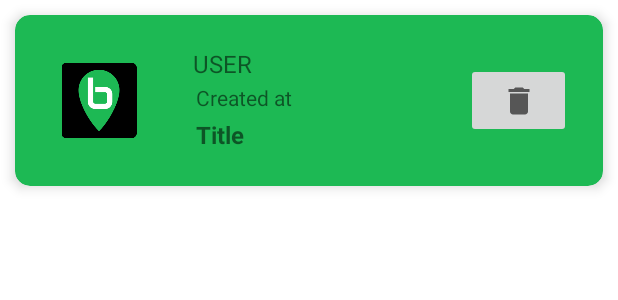
After one commit to shubham-sonthalia/BeatWorld, an Android app: the layout item_post_for_user_data.xml on its own in the app's theme, with its tools: preview values and no code run, on a phone screen of 412 x 824 dp. The commit adds this screen. Shown: the top 300 px of the screen. Run offline under Robolectric (Android 15) with nearby library versions, the phone set to English and light mode, and no system bars.

Commit message:
3rd commit on this branch

```diff
--- a/app/src/main/java/com/example/firebase_google_login/UserDataFirestoreRecyclerViewAdapter.java
+++ b/app/src/main/java/com/example/firebase_google_login/UserDataFirestoreRecyclerViewAdapter.java
@@ -6,6 +6,7 @@ import android.util.Log;
 import android.view.LayoutInflater;
 import android.view.View;
 import android.view.ViewGroup;
+import android.widget.ImageButton;
 import android.widget.ImageView;
 import android.widget.TextView;
 
@@ -42,6 +43,14 @@ public class UserDataFirestoreRecyclerViewAdapter extends FirestoreRecyclerAdapt
         Glide.with(context).load(getItem(position).getPhotoUrl()).into(holder.userImage);
 
 
+        holder.deleteButton.setOnClickListener(new View.OnClickListener() {
+            @Override
+            public void onClick(View view) {
+                Log.i("recyclerViewUserData","delete is clicked");
+            }
+        });
+
+
         holder.itemView.setOnClickListener(new View.OnClickListener() {
             @Override
             public void onClick(View view) {
@@ -62,7 +71,7 @@ public class UserDataFirestoreRecyclerViewAdapter extends FirestoreRecyclerAdapt
     @NonNull
     @Override
     public PostViewHolder onCreateViewHolder(@NonNull ViewGroup parent, int viewType) {
-        View view= LayoutInflater.from(parent.getContext()).inflate(R.layout.item_post,parent,false);
+        View view= LayoutInflater.from(parent.getContext()).inflate(R.layout.item_post_for_user_data,parent,false);
         PostViewHolder postViewHolder=new PostViewHolder(view);
         return postViewHolder;
     }
@@ -72,12 +81,14 @@ public class UserDataFirestoreRecyclerViewAdapter extends FirestoreRecyclerAdapt
         private TextView title;
         private TextView userName;
         private TextView createdAt;
+        private ImageButton deleteButton;
         public PostViewHolder(@NonNull View itemView) {
             super(itemView);
-            userImage=itemView.findViewById(R.id.userImage);
-            title=itemView.findViewById(R.id.postTitle);
-            userName=itemView.findViewById(R.id.userName);
-            createdAt=itemView.findViewById(R.id.createdAt);
+            userImage=itemView.findViewById(R.id.userImageForUserData);
+            title=itemView.findViewById(R.id.postTitleForUserData);
+            userName=itemView.findViewById(R.id.userNameForUserData);
+            createdAt=itemView.findViewById(R.id.createdAtForUserData);
+            deleteButton=itemView.findViewById(R.id.deleteForUserData);
         }
     }
 }
--- /dev/null
+++ b/app/src/main/res/drawable/ic_delete.xml
@@ -0,0 +1,10 @@
+<vector xmlns:android="http://schemas.android.com/apk/res/android"
+    android:width="24dp"
+    android:height="24dp"
+    android:viewportWidth="24"
+    android:viewportHeight="24"
+    android:tint="?attr/colorControlNormal">
+  <path
+      android:fillColor="@android:color/white"
+      android:pathData="M6,19c0,1.1 0.9,2 2,2h8c1.1,0 2,-0.9 2,-2V7H6v12zM19,4h-3.5l-1,-1h-5l-1,1H5v2h14V4z"/>
+</vector>
--- /dev/null
+++ b/app/src/main/res/layout/item_post_for_user_data.xml
@@ -0,0 +1,71 @@
+<?xml version="1.0" encoding="utf-8"?>
+<androidx.cardview.widget.CardView xmlns:android="http://schemas.android.com/apk/res/android"
+    xmlns:app="http://schemas.android.com/apk/res-auto"
+    xmlns:tools="http://schemas.android.com/tools"
+    android:layout_width="match_parent"
+    android:layout_height="wrap_content"
+    app:cardElevation="5dp"
+    app:cardCornerRadius="10dp"
+    android:layout_margin="10dp"
+    android:layout_marginTop="16dp"
+    app:cardBackgroundColor="@color/green_spotify">
+    <LinearLayout
+        android:layout_width="match_parent"
+        android:layout_height="wrap_content"
+        android:layout_margin="5dp"
+        android:padding="16dp"
+        android:orientation="horizontal">
+        <ImageView
+            android:id="@+id/userImageForUserData"
+            android:layout_width="0dp"
+            android:layout_weight="1"
+            android:layout_height="50dp"
+            android:layout_gravity="center"
+            android:src="@drawable/logo_256_black"/>
+        <LinearLayout
+            android:layout_width="0dp"
+            android:layout_weight="3"
+            android:layout_height="wrap_content"
+            android:orientation="vertical">
+            <TextView
+                android:id="@+id/userNameForUserData"
+                android:layout_width="wrap_content"
+                android:layout_height="wrap_content"
+                android:layout_marginStart="28dp"
+                android:text="USER"
+                android:textSize="16sp"/>
+            <TextView
+                android:id="@+id/createdAtForUserData"
+                android:layout_width="wrap_content"
+                android:layout_height="wrap_content"
+                android:layout_marginStart="28dp"
+                android:layout_marginRight="216dp"
+                android:text="Created at"
+                android:padding = "2dp"
+                app:layout_constraintRight_toRightOf="parent"
+                app:layout_constraintStart_toEndOf="@+id/userImage"
+                tools:layout_editor_absoluteY="28dp" />
+            <TextView
+                android:id="@+id/postTitleForUserData"
+                android:layout_width="wrap_content"
+                android:layout_height="wrap_content"
+                android:text="Title"
+                android:layout_marginStart="28dp"
+                android:padding = "2dp"
+                android:textSize="16sp"
+                android:textStyle="bold"
+                app:layout_constraintRight_toRightOf="parent"
+                app:layout_constraintStart_toStartOf="parent"
+                tools:layout_editor_absoluteY="58dp" />
+        </LinearLayout>
+        <ImageButton
+            android:layout_width="0dp"
+            android:layout_weight="1"
+            android:layout_height="50dp"
+            android:layout_gravity="center"
+            android:id="@+id/deleteForUserData"
+            android:src="@drawable/ic_delete"></ImageButton>
+    </LinearLayout>
+
+
+</androidx.cardview.widget.CardView>
```
